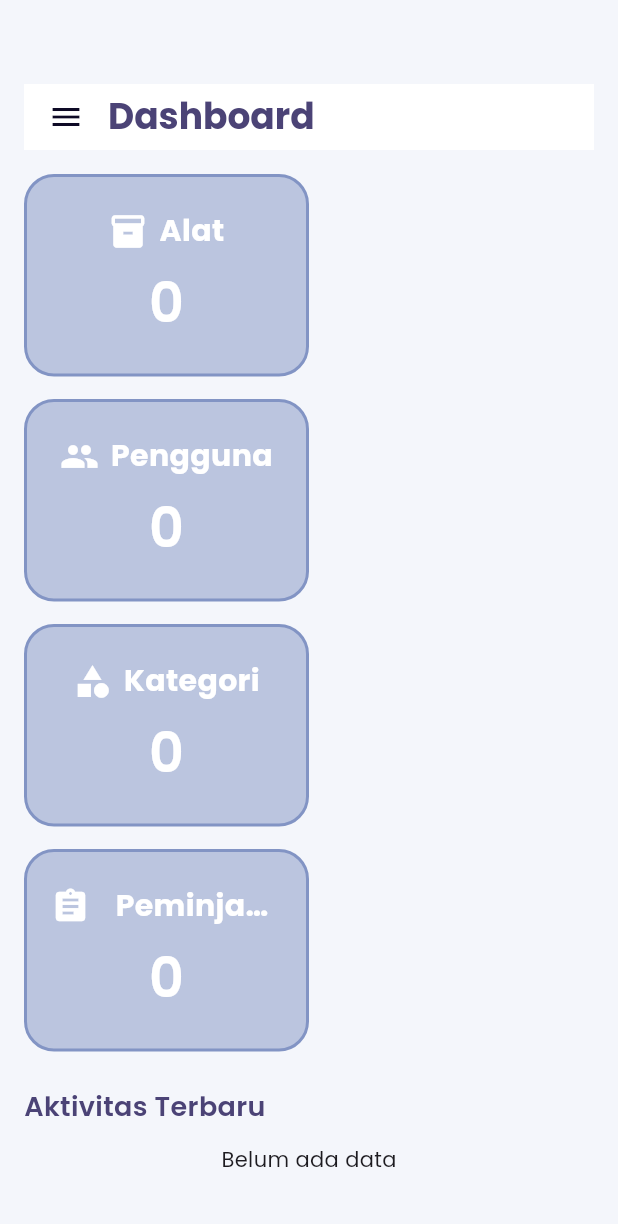
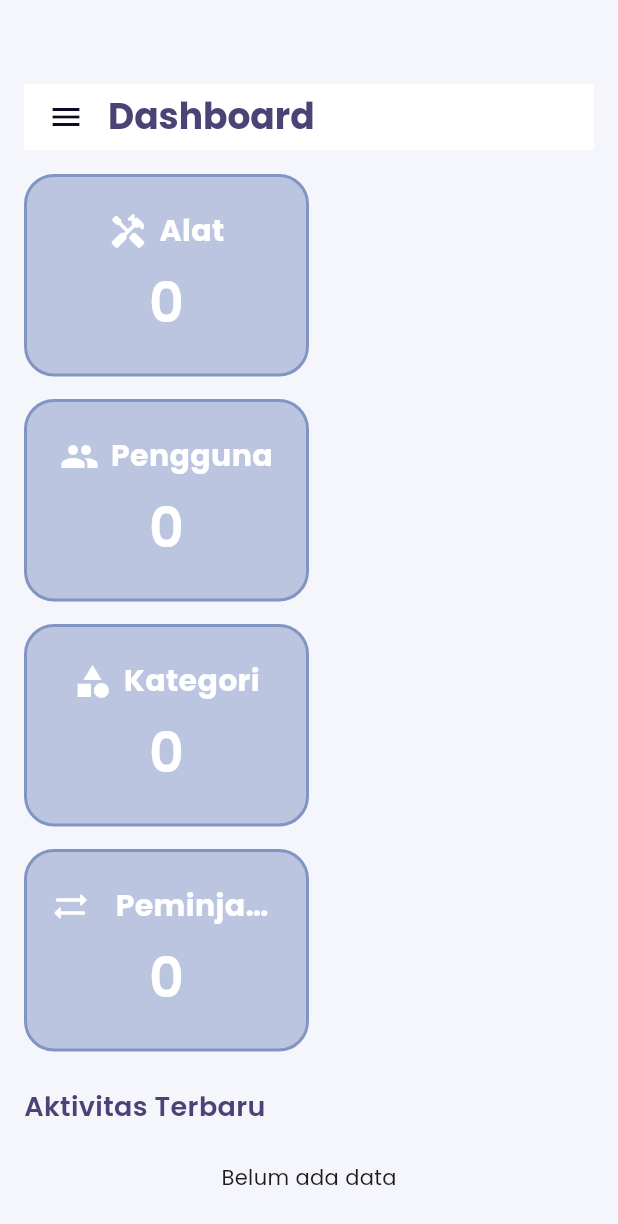
Before and after one commit to marseliaevita/brantaspinjam, a Flutter app: the MainScreen screen opened directly with empty values, on a phone screen of 412 x 824 dp. Shown: the top 1224 px of the screen. Run offline on Flutter 3.47's test engine with Material 3 defaults, Android fonts, the phone set to English and light mode, and no system bars; our stand-ins replace google_fonts, image_picker, pdf, printing, supabase_flutter; accounts and stored records are empty.

Commit message:
Get profile user login, Print Report

```diff
--- a/lib/model/model_peminjaman.dart
+++ b/lib/model/model_peminjaman.dart
@@ -19,6 +19,7 @@ class PeminjamanModel {
   final String? kondisi;
   final int? dendaTerlambatHari;
   final List<int>? dendaKerusakan;
+
 
   PeminjamanModel({
     required this.idPeminjaman,
--- a/lib/model/model_user.dart
+++ b/lib/model/model_user.dart
@@ -17,7 +17,7 @@ class UserModel {
 
   factory UserModel.fromJson(Map<String, dynamic> json) {
     return UserModel(
-      id: json['id'],
+      id: json['user_id'],
       email: json['email'],
       name: json['name'] ?? '',
       role: json['role'] ?? 'user',
--- a/lib/screen/dashboard/dashboard_screen.dart
+++ b/lib/screen/dashboard/dashboard_screen.dart
@@ -1,10 +1,12 @@
 import 'package:flutter/material.dart';
+import 'package:intl/intl.dart';
+import 'package:brantaspinjam/shared/enums.dart';
+import 'package:brantaspinjam/services/user_service.dart';
+import 'package:brantaspinjam/services/dashboard_service.dart';
+import 'package:brantaspinjam/screen/dashboard/report_screen.dart';
 import 'package:brantaspinjam/widgets/card_dashboard.dart';
-import 'package:brantaspinjam/shared/enums.dart';
-import 'package:brantaspinjam/services/dashboard_service.dart';
-import 'package:brantaspinjam/services/user_service.dart';
 import 'package:brantaspinjam/services/supabase_config.dart';
-import 'package:intl/intl.dart';
+
 
 class DashboardScreen extends StatefulWidget {
   final UserRole role;
@@ -25,6 +27,20 @@ class _DashboardScreenState extends State<DashboardScreen> {
     _loadDashboardData();
   }
 
+ void _cetakLaporan() async {
+  if (_listData.isEmpty) {
+    ScaffoldMessenger.of(context).showSnackBar(
+      const SnackBar(content: Text("Belum ada data untuk dicetak")),
+    );
+    return;
+  }
+
+  await ReportScreen.generateReport(context, _listData);
+}
+
+
+
+
   Future<void> _loadDashboardData() async {
     if (!mounted) return;
     setState(() => _isLoading = true);
@@ -33,7 +49,6 @@ class _DashboardScreenState extends State<DashboardScreen> {
       final userId = SupabaseConfig.client.auth.currentUser?.id ?? '';
       final dService = DashboardService();
       final uService = UserService();
-
 
       final results = await Future.wait([
         dService.getStats(widget.role.name, userId),
@@ -70,15 +85,41 @@ class _DashboardScreenState extends State<DashboardScreen> {
             _buildStatCards(),
             const SizedBox(height: 24),
 
+            Row(
+              mainAxisAlignment: MainAxisAlignment.spaceBetween,
+              children: [
                 Text(
-              widget.role == UserRole.peminjam ? "Pinjaman Saya" : "Aktivitas Terbaru",
+                  widget.role == UserRole.peminjam
+                      ? "Pinjaman Saya"
+                      : "Aktivitas Terbaru",
                   style: const TextStyle(
                     fontSize: 18,
                     fontWeight: FontWeight.w600,
                     color: Color(0xFF4B4376),
                   ),
                 ),
-            const SizedBox(height: 12),
+
+                if (widget.role == UserRole.petugas)
+                  ElevatedButton.icon(
+                    onPressed: _cetakLaporan,
+                    icon: const Icon(Icons.print, size: 18),
+                    label: const Text("Cetak"),
+                    style: ElevatedButton.styleFrom(
+                      backgroundColor: const Color(0xFF4B4376),
+                      foregroundColor: Colors.white,
+                      padding: const EdgeInsets.symmetric(
+                        horizontal: 14,
+                        vertical: 8,
+                      ),
+                      shape: RoundedRectangleBorder(
+                        borderRadius: BorderRadius.circular(8),
+                      ),
+                    ),
+                  ),
+              ],
+            ),
+
+            const SizedBox(height: 24),
 
             _listData.isEmpty
                 ? const Center(child: Text("Belum ada data"))
@@ -90,17 +131,36 @@ class _DashboardScreenState extends State<DashboardScreen> {
                     itemBuilder: (context, index) {
                       final item = _listData[index];
 
+                      if (widget.role == UserRole.petugas) {
+                        return ActivityCard(
+                          title: item['users']?['name'] ?? 'User',
+                          subtitle:
+                              "Status: ${item['status_peminjaman'].toString().toUpperCase()}",
+                          date: DateFormat(
+                            'dd/MM/yyyy HH:mm',
+                          ).format(DateTime.parse(item['waktu'])),
+                        );
+                      }
                       if (widget.role == UserRole.peminjam) {
                         return ActivityCard(
-                          title: item['alat']['nama_alat'] ?? 'Alat Tidak Diketahui',
-                          subtitle: "Status: ${item['status_peminjaman'].toString().toUpperCase()}",
-                          date: DateFormat('dd/MM/yyyy').format(DateTime.parse(item['tanggal_pinjam'])),
+                          title:
+                              item['alat']['nama_alat'] ??
+                              'Alat Tidak Diketahui',
+                          subtitle:
+                              "Status: ${item['status_peminjaman'].toString().toUpperCase()}",
+                          date: DateFormat(
+                            'dd/MM/yyyy',
+                          ).format(DateTime.parse(item['tanggal_pinjam'])),
                         );
                       } else {
                         return ActivityCard(
-                          title: item['users'] != null ? item['users']['name'] : 'Sistem',
+                          title: item['users'] != null
+                              ? item['users']['name']
+                              : 'Sistem',
                           subtitle: item['aktivitas'] ?? '',
-                          date: DateFormat('dd/MM/yyyy').format(DateTime.parse(item['waktu'])),
+                          date: DateFormat(
+                            'dd/MM/yyyy',
+                          ).format(DateTime.parse(item['waktu'])),
                         );
                       }
                     },
@@ -115,24 +175,72 @@ class _DashboardScreenState extends State<DashboardScreen> {
     List<DashboardCard> cards = [];
     if (widget.role == UserRole.admin) {
       cards = [
-        DashboardCard(icon: Icons.inventory_2, title: "Alat", value: _stats['alat'] ?? "0"),
-        DashboardCard(icon: Icons.people, title: "Pengguna", value: _stats['users'] ?? "0"),
-        DashboardCard(icon: Icons.category, title: "Kategori", value: _stats['kategori'] ?? "0"),
-        DashboardCard(icon: Icons.assignment, title: "Peminjaman", value: _stats['pinjam'] ?? "0"),
+        DashboardCard(
+          icon: Icons.handyman_rounded,
+          title: "Alat",
+          value: _stats['alat'] ?? "0",
+        ),
+        DashboardCard(
+          icon: Icons.people,
+          title: "Pengguna",
+          value: _stats['users'] ?? "0",
+        ),
+        DashboardCard(
+          icon: Icons.category,
+          title: "Kategori",
+          value: _stats['kategori'] ?? "0",
+        ),
+        DashboardCard(
+          icon: Icons.sync_alt_rounded,
+          title: "Peminjaman",
+          value: _stats['pinjam'] ?? "0",
+        ),
       ];
     } else if (widget.role == UserRole.petugas) {
       cards = [
-        DashboardCard(icon: Icons.assignment, title: "Pengajuan", value: _stats['pengajuan'] ?? "0"),
-        DashboardCard(icon: Icons.inventory, title: "Dipinjam", value: _stats['dipinjam'] ?? "0"),
-        DashboardCard(icon: Icons.assignment_turned_in, title: "Kembali", value: _stats['kembali'] ?? "0"),
-        DashboardCard(icon: Icons.warning, title: "Terlambat", value: _stats['terlambat'] ?? "0"),
+        DashboardCard(
+          icon: Icons.playlist_add_rounded,
+          title: "Pengajuan",
+          value: _stats['pengajuan'] ?? "0",
+        ),
+        DashboardCard(
+          icon: Icons.inventory,
+          title: "Dipinjam",
+          value: _stats['dipinjam'] ?? "0",
+        ),
+        DashboardCard(
+          icon: Icons.check_circle_rounded,
+          title: "Kembali",
+          value: _stats['kembali'] ?? "0",
+        ),
+        DashboardCard(
+          icon: Icons.warning,
+          title: "Terlambat",
+          value: _stats['terlambat'] ?? "0",
+        ),
       ];
     } else {
       cards = [
-        DashboardCard(icon: Icons.assignment, title: "Pengajuan", value: _stats['pengajuan'] ?? "0"),
-        DashboardCard(icon: Icons.inventory, title: "Dipinjam", value: _stats['dipinjam'] ?? "0"),
-        DashboardCard(icon: Icons.warning, title: "Terlambat", value: _stats['terlambat'] ?? "0"),
-        DashboardCard(icon: Icons.check_circle, title: "Selesai", value: _stats['selesai'] ?? "0"),
+        DashboardCard(
+          icon: Icons.playlist_add_rounded,
+          title: "Pengajuan",
+          value: _stats['pengajuan'] ?? "0",
+        ),
+        DashboardCard(
+          icon: Icons.inventory,
+          title: "Dipinjam",
+          value: _stats['dipinjam'] ?? "0",
+        ),
+        DashboardCard(
+          icon: Icons.warning,
+          title: "Terlambat",
+          value: _stats['terlambat'] ?? "0",
+        ),
+        DashboardCard(
+          icon: Icons.check_circle,
+          title: "Selesai",
+          value: _stats['selesai'] ?? "0",
+        ),
       ];
     }
     return Wrap(spacing: 15, runSpacing: 15, children: cards);
--- a/lib/screen/main_screen.dart
+++ b/lib/screen/main_screen.dart
@@ -2,18 +2,28 @@ import 'package:flutter/material.dart';
 import 'package:brantaspinjam/shared/enums.dart';
 import 'package:brantaspinjam/widgets/app_sidebar.dart';
 import 'package:brantaspinjam/services/auth_service.dart';
+import 'package:brantaspinjam/services/user_session.dart';
+import 'package:brantaspinjam/model/model_user.dart';
 import 'package:brantaspinjam/widgets/card_popup.dart';
+
+// ADMIN
 import 'package:brantaspinjam/screen/admin/alat/alat_screen.dart';
 import 'package:brantaspinjam/screen/admin/kategori/kategori_screen.dart';
 import 'package:brantaspinjam/screen/admin/denda/denda_screen.dart';
 import 'package:brantaspinjam/screen/admin/user/user_screen.dart';
 import 'package:brantaspinjam/screen/admin/peminjaman/peminjaman_screen.dart';
+import 'package:brantaspinjam/screen/admin/log_aktivitas.dart';
+
+//SEMUA
 import 'package:brantaspinjam/screen/dashboard/dashboard_screen.dart';
+
+// PETUGAS
 import 'package:brantaspinjam/screen/petugas/peminjaman_screen.dart';
 import 'package:brantaspinjam/screen/petugas/pengembalian_screen.dart';
+
+// PEMINJAM
 import 'package:brantaspinjam/screen/peminjam/peminjaman_list_screen.dart';
 import 'package:brantaspinjam/screen/peminjam/pinjam_alat_screen.dart';
-import 'package:brantaspinjam/screen/admin/log_aktivitas.dart';
 
 class MainScreen extends StatefulWidget {
   final UserRole role;
@@ -27,22 +37,19 @@ class MainScreen extends StatefulWidget {
   State<MainScreen> createState() => _MainScreenState();
 }
 
+class _MainScreenState extends State<MainScreen> {
+  final UserSessionService _sessionService = UserSessionService();
+  late Future<UserModel> _userFuture;
 
-class _MainScreenState extends State<MainScreen> {
   String activeMenu = 'dashboard';
-
-    late UserRole role;
 
   @override
   void initState() {
     super.initState();
-      role = widget.role;
+    _userFuture = _sessionService.getCurrentUser();
   }
 
-
-
-
-  // APP BAR TITLE
+  //APP TITLE
   String getAppBarTitle() {
     switch (activeMenu) {
       case 'dashboard':
@@ -72,14 +79,18 @@ class _MainScreenState extends State<MainScreen> {
   Widget getActiveScreen() {
     switch (activeMenu) {
       case 'dashboard':
-  return DashboardScreen(role: role);
+        return DashboardScreen(role: widget.role);
 
       case 'user':
         return const UserScreen();
 
       case 'peminjaman':
-      if (role == UserRole.admin) return const PeminjamanAdminScreen();
-      if (role == UserRole.petugas) return const PeminjamanPetugasScreen();
+        if (widget.role == UserRole.admin) {
+          return const PeminjamanAdminScreen();
+        }
+        if (widget.role == UserRole.petugas) {
+          return const PeminjamanPetugasScreen();
+        }
         return const PinjamAlatScreen();
 
       case 'pengembalian':
@@ -101,17 +112,41 @@ class _MainScreenState extends State<MainScreen> {
         return const LogAktivitasScreen();
 
       default:
-      return DashboardScreen(role: role);
+        return DashboardScreen(role: widget.role);
     }
   }
 
-
+  // BUILD
   @override
   Widget build(BuildContext context) {
+    return FutureBuilder<UserModel>(
+      future: _userFuture,
+      builder: (context, snapshot) {
+        // LOADING
+        if (snapshot.connectionState == ConnectionState.waiting) {
+          return const Scaffold(
+            body: Center(child: CircularProgressIndicator()),
+          );
+        }
+
+        // ERROR
+        if (snapshot.hasError) {
+          return Scaffold(
+            body: Center(
+              child: Text('Error: ${snapshot.error}'),
+            ),
+          );
+        }
+
+        final user = snapshot.data!;
+
         return Scaffold(
           backgroundColor: const Color(0xFFF4F6FB),
+
+          // SIDEBAR
           drawer: AppSidebar(
-        role: role,
+            role: widget.role,
+            user: user,
             activeMenu: activeMenu,
             onMenuTap: (menu) {
               if (menu == 'logout') {
@@ -136,6 +171,8 @@ class _MainScreenState extends State<MainScreen> {
               Navigator.pop(context);
             },
           ),
+
+          //APP BAR
           appBar: PreferredSize(
             preferredSize: const Size.fromHeight(100),
             child: Padding(
@@ -156,7 +193,11 @@ class _MainScreenState extends State<MainScreen> {
               ),
             ),
           ),
+
+
           body: getActiveScreen(),
+        );
+      },
     );
   }
 }
--- a/lib/services/alat_service.dart
+++ b/lib/services/alat_service.dart
@@ -40,7 +40,7 @@ class AlatService {
     }
   }
 
-  // Tambah alat
+  // Tambah alat admin
   Future<void> addAlat({
     required String nama,
     required int idKategori,
--- a/lib/services/peminjam_services.dart
+++ b/lib/services/peminjam_services.dart
@@ -33,15 +33,11 @@ Future<bool> ajukanPengembalian({
   required DateTime tanggalDikembalikan,
 }) async {
   try {
-    final response = await supabase.from('pengembalian').insert({
+    await supabase.from('pengembalian').insert({
       'id_peminjaman': idPeminjaman,
       'tanggal_dikembalikan': tanggalDikembalikan.toIso8601String(),
       'terlambat': false,
-      'kondisi_alat': null,
-      'id_denda': null,
-      'total_denda': 0,
     });
-
 
     await supabase.from('peminjaman').update({
       'status_peminjaman': 'dikembalikan',
```
Also changed, not shown: lib/screen/dashboard/report_screen.dart (added, +62 -0 lines), lib/screen/peminjam/pinjam_alat_screen.dart (+36 -19 lines), lib/services/dashboard_service.dart (+45 -2 lines), lib/services/peminjaman_services.dart (+18 -8 lines), lib/services/user_session.dart (added, +30 -0 lines), lib/widgets/app_sidebar.dart (+21 -19 lines). Lines whose indentation alone changed are shown as unchanged.
